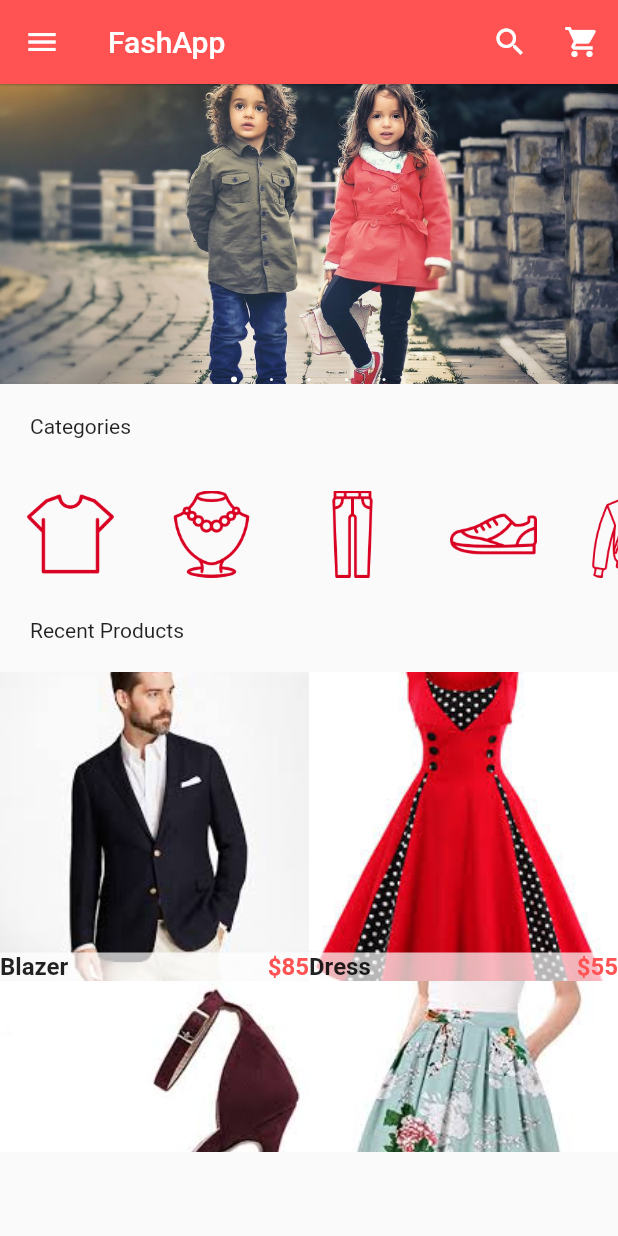
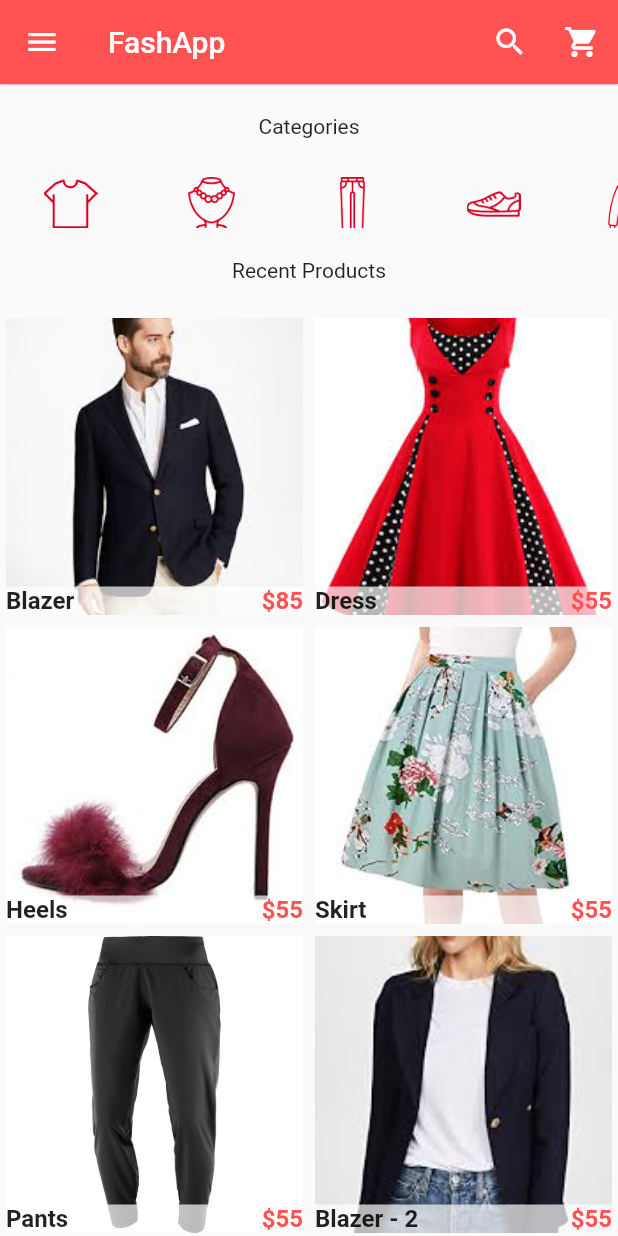
Before and after one commit to preshen-goobiah/FlutterShopApp, a Flutter app: the screen it shows after launch, on a phone screen of 412 x 824 dp. Run offline on Flutter 3.47's test engine with Material 2 defaults, Android fonts, the phone set to English and light mode, and no system bars; drawn by our look-alikes of carousel_pro.

```diff
--- a/lib/components/horizontal_listview.dart
+++ b/lib/components/horizontal_listview.dart
@@ -5,7 +5,7 @@ class HorizontalList extends StatelessWidget {
   @override
   Widget build(BuildContext context) {
     return Container(
-      height: 80,
+      height: 40,
       child: ListView(
         scrollDirection: Axis.horizontal,
         children: <Widget>[
--- a/lib/components/products.dart
+++ b/lib/components/products.dart
@@ -56,12 +56,15 @@ class _ProductsState extends State<Products>
       itemCount: product_list.length,
       gridDelegate: new SliverGridDelegateWithFixedCrossAxisCount(crossAxisCount: 2),
         itemBuilder: (BuildContext context, int index){
-            return Single_prod(
-              prod_name: product_list[index]['name'],
-              prod_picture: product_list[index]['picture'],
-              prod_old_price: product_list[index]['old_price'],
-              prod_price: product_list[index]['price'],
-          );
+            return Padding(
+              padding: const EdgeInsets.all(4.0),
+              child: Single_prod(
+                prod_name: product_list[index]['name'],
+                prod_picture: product_list[index]['picture'],
+                prod_old_price: product_list[index]['old_price'],
+                prod_price: product_list[index]['price'],
+          ),
+            );
         });
   }
 }
--- a/lib/home.dart
+++ b/lib/home.dart
@@ -7,16 +7,6 @@ import 'package:flutterapp/pages/cart.dart';
 // helper files
 import 'components/horizontal_listview.dart';
 
-/*class HomePage extends StatelessWidget {
-  @override
-  Widget build(BuildContext context)
-  {
-    return Container(
-        color: Colors.lightBlue,
-        child: Text("Hey", style: TextStyle(color: Colors.white))
-    );
-  }
-}*/
 
 class HomePage extends StatefulWidget{
   @override
@@ -149,9 +139,9 @@ class _HomePageState extends State<HomePage>
 
       ),
 
-      body: new ListView(
+      body: new Column(
         children: <Widget>[
-          image_carousel,
+          //image_carousel,
           // padding widget
           new Padding(padding: const EdgeInsets.all(20.0),
           child: new Text('Categories')),
@@ -165,10 +155,8 @@ class _HomePageState extends State<HomePage>
           ),
 
           // grid view
-          Container(
-            height: 320,
-            child: Products(),
-          )
+          Flexible(child: Products()),
+
 
         ],
       ),
```
Also changed, not shown: 3 other files.
